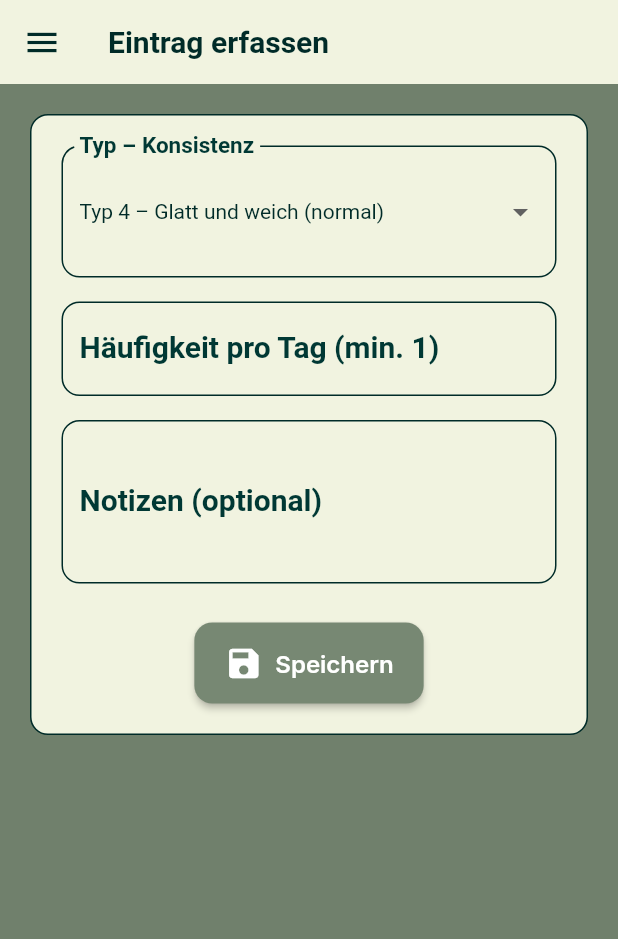
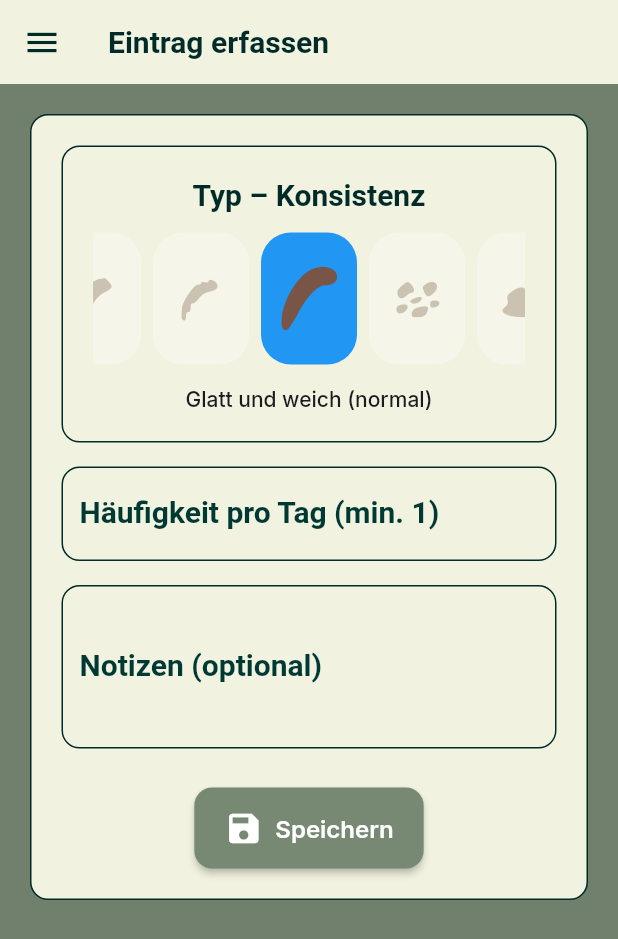
Before and after one commit to ahmad-kalaf/CEDmate, a Flutter app: the StuhlgangNotieren widget shown alone on an empty page, opened directly, on a phone screen of 412 x 824 dp. Shown: the top 939 px of the screen. Run offline on Flutter 3.47's test engine with Material 3 defaults, Android fonts, the phone set to English and light mode, and no system bars; our stand-ins replace cloud_firestore, connectivity_plus, firebase_auth, firebase_core, flutter_map, geolocator and 3 more; missing offline and left inert: flutter_map_cancellable_tile_provider; accounts and stored records are empty.

Commit message:
Implement PageView for Bristol stool form selection with custom icons and improved layout

```diff
--- a/lib/widgets/stuhlgang_notieren.dart
+++ b/lib/widgets/stuhlgang_notieren.dart
@@ -4,7 +4,9 @@ import 'package:cedmate/utils/loesche_eintrag.dart';
 import 'package:cedmate/widgets/ced_layout.dart';
 import 'package:flutter/material.dart';
 import 'package:provider/provider.dart';
+import '../cedmate_icons.dart';
 import '../models/enums/bristol_stuhlform.dart';
+import 'CEDColors.dart';
 
 class StuhlgangNotieren extends StatefulWidget {
   final Stuhlgang? stuhlgang;
@@ -24,6 +26,16 @@ class _StuhlgangNotierenState extends State<StuhlgangNotieren> {
 
   DateTime _eintrageZeitpunkt = DateTime.now();
   bool _isSaving = false;
+  final List<Icon> _stuhlformIcons = const [
+    Icon(Cedmate.kons_1),
+    Icon(Cedmate.kons_2),
+    Icon(Cedmate.kons_3),
+    Icon(Cedmate.kons_4),
+    Icon(Cedmate.kons_5),
+    Icon(Cedmate.kons_6),
+    Icon(Cedmate.kons_7),
+  ];
+  late final PageController _pageController;
 
   bool get isEditMode => widget.stuhlgang != null;
 
@@ -38,12 +50,18 @@ class _StuhlgangNotierenState extends State<StuhlgangNotieren> {
       _notizenController.text = s.notizen ?? '';
       _eintrageZeitpunkt = s.eintragZeitpunkt;
     }
+    final initialIndex = BristolStuhlform.values.indexOf(_ausgewaehlteForm);
+    _pageController = PageController(
+      initialPage: initialIndex < 0 ? 0 : initialIndex,
+      viewportFraction: 0.25,
+    );
   }
 
   @override
   void dispose() {
     _haeufigkeitController.dispose();
     _notizenController.dispose();
+    _pageController.dispose();
     super.dispose();
   }
 
@@ -131,37 +149,88 @@ class _StuhlgangNotierenState extends State<StuhlgangNotieren> {
       },
       child: CEDLayout(
         title: isEditMode ? 'Eintrag bearbeiten' : 'Eintrag erfassen',
-
         child: Form(
           key: _formKey,
           child: Column(
             children: [
-              // ------------------------------
-              // BRISTOL DROPDOWN (styled)
-              // ------------------------------
-              InputDecorator(
-                decoration: const InputDecoration(
-                  labelText: "Typ – Konsistenz",
-                  border: OutlineInputBorder(),
+              Container(
+                padding: const EdgeInsets.all(20),
+                decoration: BoxDecoration(
+                  color: CEDColors.surface,
+                  borderRadius: BorderRadius.circular(12),
+                  border: Border.all(color: CEDColors.border, width: 1),
                 ),
-                child: DropdownButtonHideUnderline(
-                  child: DropdownButton<BristolStuhlform>(
-                    value: _ausgewaehlteForm,
-                    isExpanded: true,
-                    style: Theme.of(context).textTheme.bodyMedium,
-                    dropdownColor: Theme.of(context).cardColor,
-                    items: BristolStuhlform.values.map((form) {
-                      return DropdownMenuItem(
-                        value: form,
-                        child: Text(form.beschreibung),
-                      );
-                    }).toList(),
-                    onChanged: (value) {
-                      if (value != null) {
-                        setState(() => _ausgewaehlteForm = value);
-                      }
-                    },
-                  ),
+                child: Column(
+                  crossAxisAlignment: CrossAxisAlignment.start,
+                  children: [
+                    Align(
+                      alignment: Alignment.center,
+                      child: Text(
+                        'Typ – Konsistenz',
+                        style: Theme.of(context).textTheme.titleMedium,
+                      ),
+                    ),
+                    const SizedBox(height: 8),
+                    SizedBox(
+                      height: 100,
+                      child: PageView.builder(
+                        controller: _pageController,
+                        itemCount: BristolStuhlform.values.length,
+                        onPageChanged: (page) {
+                          setState(() {
+                            _ausgewaehlteForm = BristolStuhlform.values[page];
+                          });
+                        },
+                        itemBuilder: (context, index) {
+                          final form = BristolStuhlform.values[index];
+                          final isSelected = form == _ausgewaehlteForm;
+                          return GestureDetector(
+                            onTap: () {
+                              _pageController.animateToPage(
+                                index,
+                                duration: const Duration(milliseconds: 200),
+                                curve: Curves.easeOut,
+                              );
+                              setState(() {
+                                _ausgewaehlteForm = form;
+                              });
+                            },
+                            child: AnimatedOpacity(
+                              opacity: isSelected ? 1.0 : 0.3,
+                              duration: const Duration(milliseconds: 200),
+                              child: AnimatedContainer(
+                                duration: const Duration(milliseconds: 200),
+                                margin: const EdgeInsets.symmetric(
+                                  horizontal: 4,
+                                  vertical: 6,
+                                ),
+                                decoration: BoxDecoration(
+                                  color: isSelected
+                                      ? Colors.blue
+                                      : Colors.white,
+                                  borderRadius: BorderRadius.circular(20),
+                                ),
+                                child: Icon(
+                                  _stuhlformIcons[index].icon,
+                                  size: 60,
+                                  color: Colors.brown,
+                                ),
+                              ),
+                            ),
+                          );
+                        },
+                      ),
+                    ),
+                    SizedBox(height: 8),
+                    Center(
+                      child: Text(
+                        _ausgewaehlteForm.beschreibung.substring(8),
+                        style: Theme.of(context).textTheme.labelLarge,
+                        maxLines: 2,
+                        overflow: TextOverflow.ellipsis,
+                      ),
+                    ),
+                  ],
                 ),
               ),
 
```
